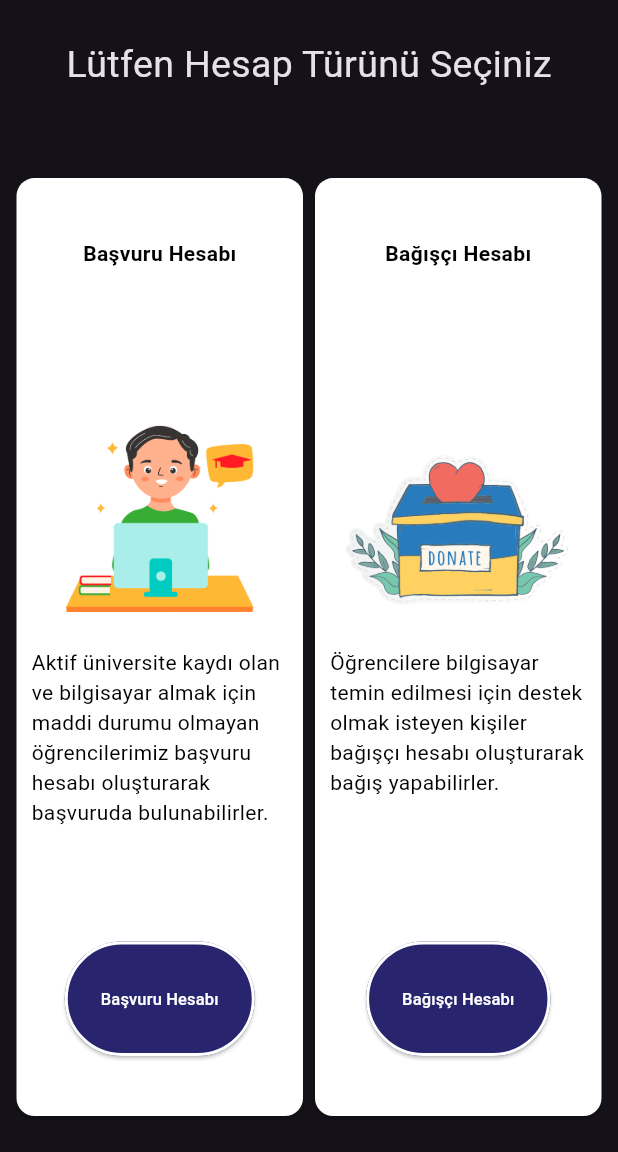
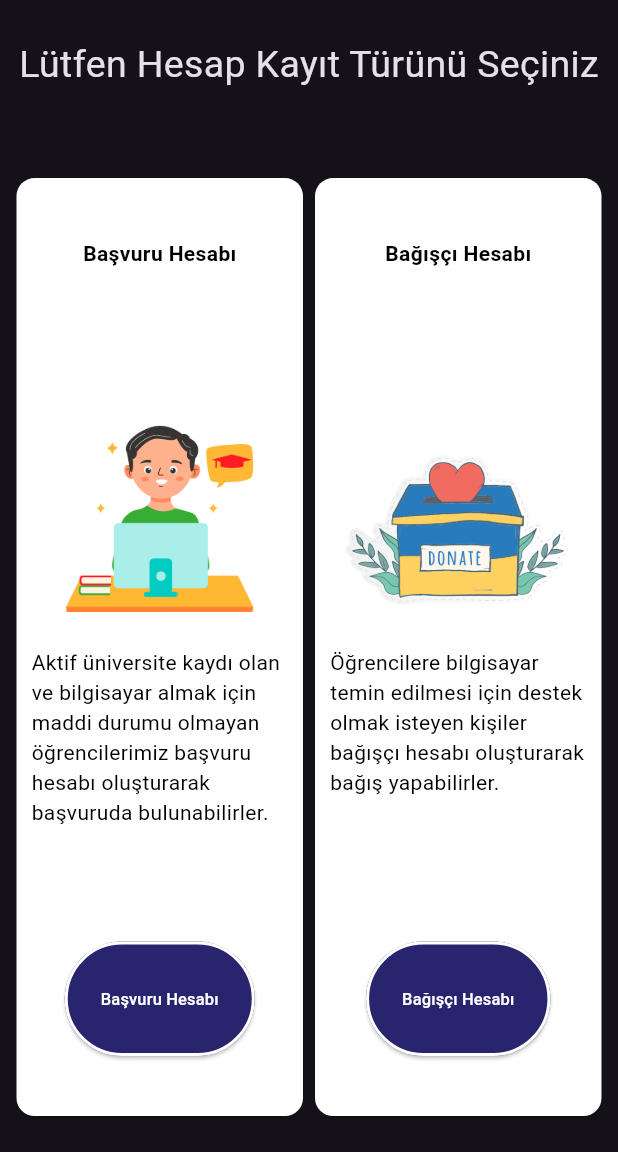
Before and after one commit to omerdgn/Tez, a Flutter app: the screen it shows after launch, after a tap on "Hesap Oluştur", on a phone screen of 412 x 824 dp, the part 84-1236 px from its top. Run offline on Flutter 3.47's test engine with Material 3 defaults, Android fonts, the phone set to English and light mode, and no system bars.

Commit message:
account_type_choosing bölündü + yeni viewlar
account_type_choosing_view.dart yerine account_type_choosing_new_account_view.dart ve account_type_choosing_login_view.dart dosyaları oluuşturuldu ve hesap kayıt/giriş işlemleri daha yönetilibelir oldu.

Ardından bu daha yönetilebilir yapı için  sign_up_applicant_view (şu anda boş)
sign_up_donater_view (şu anda boş)
login_applicant_view (şu anda boş)
login_donater_view (yapıldı)

dosyaları oluşturuldu.

```diff
--- a/BBP-Donation-App/bbp_project/lib/main.dart
+++ b/BBP-Donation-App/bbp_project/lib/main.dart
@@ -1,6 +1,5 @@
 import 'package:bbp_project/product/colors_utility.dart';
 import 'package:bbp_project/product/home_page_view.dart';
-import 'package:bbp_project/product/applicant_registration_form_view.dart';
 import 'package:bbp_project/product/language/languages.dart';
 import 'package:flutter/material.dart';
 import 'package:flutter/services.dart';
--- a/BBP-Donation-App/bbp_project/lib/product/about_us_view.dart
+++ b/BBP-Donation-App/bbp_project/lib/product/about_us_view.dart
@@ -2,6 +2,7 @@
 /// Biz Kimiz sayfasını ekrana çizdirmek
 /// ve projemiz hakkımızda bilgi vermek için oluşturuldu.
 
+import 'package:bbp_project/product/custom_app_bar.dart';
 import 'package:flutter/material.dart';
 
 class AboutUsView extends StatelessWidget {
@@ -9,6 +10,8 @@ class AboutUsView extends StatelessWidget {
 
   @override
   Widget build(BuildContext context) {
-    return Scaffold();
+    return const Scaffold(
+      appBar: CustomAppBar(),
+    );
   }
 }
--- a/BBP-Donation-App/bbp_project/lib/product/account_type_choosing_view.dart
+++ b/BBP-Donation-App/bbp_project/lib/product/account_type_choosing_login_view.dart
@@ -1,13 +1,18 @@
+///Bu class ana sayfadan giriş yap butonuna tıklandığında
+///Hesap giriş türünü seçtirebilmek ve ekrana çizdirebilmek için oluşturuldu
+
 import 'package:bbp_project/product/colors_utility.dart';
 import 'package:bbp_project/product/custom_app_bar.dart';
 import 'package:bbp_project/product/custom_elevated_button.dart';
 import 'package:bbp_project/product/image_items.dart';
 import 'package:bbp_project/product/language/languages.dart';
+import 'package:bbp_project/product/login_applicant_view.dart';
+import 'package:bbp_project/product/login_donater_view.dart';
 import 'package:bbp_project/product/png_images.dart';
 import 'package:flutter/material.dart';
 
-class AccountTypeChoosingView extends StatelessWidget {
-  const AccountTypeChoosingView({Key? key}) : super(key: key);
+class AccountTypeChoosingLoginView extends StatelessWidget {
+  const AccountTypeChoosingLoginView({Key? key}) : super(key: key);
 
   @override
   Widget build(BuildContext context) {
@@ -16,14 +21,14 @@ class AccountTypeChoosingView extends StatelessWidget {
       body: Center(
         child: Column(
           children: [
-            const Expanded(
+            Expanded(
               flex: 1,
               child: Padding(
-                padding: EdgeInsets.symmetric(vertical: 25.0),
+                padding: const EdgeInsets.symmetric(vertical: 25.0),
                 child: SizedBox(
                   child: Text(
-                    LanguageItems.accountTypeChoosingMainText,
-                    style: TextStyle(fontSize: 25),
+                    LanguageItems().accountTypeChoosingLoginChoosingMainText,
+                    style: const TextStyle(fontSize: 25),
                   ),
                 ),
               ),
@@ -41,13 +46,13 @@ class AccountTypeChoosingView extends StatelessWidget {
                         color: ColorUtility.textWhiteColorOfProject,
                         child: Column(
                           children: [
-                            const Expanded(
+                            Expanded(
                                 child: Padding(
-                              padding: EdgeInsets.only(top: 40.0),
+                              padding: const EdgeInsets.only(top: 40.0),
                               child: Text(
-                                LanguageItems
-                                    .accountTypeChoosingApplicantAccountText,
-                                style: TextStyle(
+                                LanguageItems()
+                                    .accountTypeChoosingLoginApplicantAccountText,
+                                style: const TextStyle(
                                     fontWeight: FontWeight.bold,
                                     color:
                                         ColorUtility.textBlackColorOfProject),
@@ -60,13 +65,14 @@ class AccountTypeChoosingView extends StatelessWidget {
                                   pngName: ImageItems().studentSticker,
                                   fitType: BoxFit.scaleDown),
                             )),
-                            const Expanded(
+                            Expanded(
                                 child: Padding(
-                              padding: EdgeInsets.symmetric(horizontal: 10.00),
+                              padding:
+                                  const EdgeInsets.symmetric(horizontal: 10.00),
                               child: Text(
-                                LanguageItems
-                                    .accountTypeChoosingApplicantAccountCaption,
-                                style: TextStyle(
+                                LanguageItems()
+                                    .accountTypeChoosingLoginApplicantAccountCaption,
+                                style: const TextStyle(
                                     color:
                                         ColorUtility.textBlackColorOfProject),
                               ),
@@ -76,7 +82,15 @@ class AccountTypeChoosingView extends StatelessWidget {
                                 padding: const EdgeInsets.only(
                                     top: 40.00, bottom: 40.0),
                                 child: CustomElevatedButton(
-                                    text: 'Başvuru Hesabı', onPressed: () {}),
+                                    text: 'Başvuru Hesabı',
+                                    onPressed: () {
+                                      Navigator.push(
+                                        context,
+                                        MaterialPageRoute(
+                                            builder: (context) =>
+                                                const LoginApplicantView()),
+                                      );
+                                    }),
                               ),
                             )
                           ],
@@ -89,13 +103,13 @@ class AccountTypeChoosingView extends StatelessWidget {
                         color: Colors.white,
                         child: Column(
                           children: [
-                            const Expanded(
+                            Expanded(
                                 child: Padding(
-                              padding: EdgeInsets.only(top: 40.0),
+                              padding: const EdgeInsets.only(top: 40.0),
                               child: Text(
-                                LanguageItems
-                                    .accountTypeChoosingDonatertAccountText,
-                                style: TextStyle(
+                                LanguageItems()
+                                    .accountTypeChoosingLoginDonatertAccountText,
+                                style: const TextStyle(
                                     fontWeight: FontWeight.bold,
                                     color:
                                         ColorUtility.textBlackColorOfProject),
@@ -105,13 +119,14 @@ class AccountTypeChoosingView extends StatelessWidget {
                                 child: PngImages(
                                     pngName: ImageItems().donateSticker,
                                     fitType: BoxFit.scaleDown)),
-                            const Expanded(
+                            Expanded(
                                 child: Padding(
-                              padding: EdgeInsets.symmetric(horizontal: 10.0),
+                              padding:
+                                  const EdgeInsets.symmetric(horizontal: 10.0),
                               child: Text(
-                                LanguageItems
-                                    .accountTypeChoosingDonaterAccountCaption,
-                                style: TextStyle(
+                                LanguageItems()
+                                    .accountTypeChoosingLogintDonaterAccountCaption,
+                                style: const TextStyle(
                                     color:
                                         ColorUtility.textBlackColorOfProject),
                               ),
@@ -121,7 +136,15 @@ class AccountTypeChoosingView extends StatelessWidget {
                                 padding: const EdgeInsets.only(
                                     top: 40.0, bottom: 40.0),
                                 child: CustomElevatedButton(
-                                    text: 'Bağışçı Hesabı', onPressed: () {}),
+                                    text: 'Bağışçı Hesabı',
+                                    onPressed: () {
+                                      Navigator.push(
+                                        context,
+                                        MaterialPageRoute(
+                                            builder: (context) =>
+                                                const LoginDonaterView()),
+                                      );
+                                    }),
                               ),
                             )
                           ],
--- /dev/null
+++ b/BBP-Donation-App/bbp_project/lib/product/account_type_choosing_new_account_view.dart
@@ -0,0 +1,164 @@
+///Bu class ana sayfadan hesap oluştur butonuna tıklandığında
+///Hesap kayıt türünü seçtirebilmek ve ekrana çizdirebilmek için oluşturuldu
+
+import 'package:bbp_project/product/colors_utility.dart';
+import 'package:bbp_project/product/custom_app_bar.dart';
+import 'package:bbp_project/product/custom_elevated_button.dart';
+import 'package:bbp_project/product/image_items.dart';
+import 'package:bbp_project/product/language/languages.dart';
+import 'package:bbp_project/product/png_images.dart';
+import 'package:bbp_project/product/sign_up_applicant_view.dart';
+import 'package:bbp_project/product/sign_up_donater_view.dart';
+import 'package:flutter/material.dart';
+
+class AccountTypeChoosingNewAccountView extends StatelessWidget {
+  const AccountTypeChoosingNewAccountView({Key? key}) : super(key: key);
+
+  @override
+  Widget build(BuildContext context) {
+    return Scaffold(
+      appBar: const CustomAppBar(),
+      body: Center(
+        child: Column(
+          children: [
+            Expanded(
+              flex: 1,
+              child: Padding(
+                padding: const EdgeInsets.symmetric(vertical: 25.0),
+                child: SizedBox(
+                  child: Text(
+                    LanguageItems()
+                        .accountTypeChoosingNewAccountChoosingMainText,
+                    style: const TextStyle(fontSize: 25),
+                  ),
+                ),
+              ),
+            ),
+            Expanded(
+              flex: 6,
+              child: Padding(
+                padding: const EdgeInsets.only(
+                    left: 7.0, right: 7.0, top: 5.0, bottom: 20.0),
+                child: Row(
+                  children: [
+                    Expanded(
+                      child: Center(
+                          child: Card(
+                        color: ColorUtility.textWhiteColorOfProject,
+                        child: Column(
+                          children: [
+                            Expanded(
+                                child: Padding(
+                              padding: const EdgeInsets.only(top: 40.0),
+                              child: Text(
+                                LanguageItems()
+                                    .accountTypeChoosingNewAccountApplicantAccountText,
+                                style: const TextStyle(
+                                    fontWeight: FontWeight.bold,
+                                    color:
+                                        ColorUtility.textBlackColorOfProject),
+                              ),
+                            )),
+                            Expanded(
+                                child: Padding(
+                              padding: const EdgeInsets.only(bottom: 15),
+                              child: PngImages(
+                                  pngName: ImageItems().studentSticker,
+                                  fitType: BoxFit.scaleDown),
+                            )),
+                            Expanded(
+                                child: Padding(
+                              padding:
+                                  const EdgeInsets.symmetric(horizontal: 10.00),
+                              child: Text(
+                                LanguageItems()
+                                    .accountTypeChoosingNewAccountApplicantAccountCaption,
+                                style: const TextStyle(
+                                    color:
+                                        ColorUtility.textBlackColorOfProject),
+                              ),
+                            )),
+                            Expanded(
+                              child: Padding(
+                                padding: const EdgeInsets.only(
+                                    top: 40.00, bottom: 40.0),
+                                child: CustomElevatedButton(
+                                    text: 'Başvuru Hesabı',
+                                    onPressed: () {
+                                      Navigator.push(
+                                        context,
+                                        MaterialPageRoute(
+                                            builder: (context) =>
+                                                const SignUpApplicantView()),
+                                      );
+                                    }),
+                              ),
+                            )
+                          ],
+                        ),
+                      )),
+                    ),
+                    Expanded(
+                      child: Center(
+                          child: Card(
+                        color: Colors.white,
+                        child: Column(
+                          children: [
+                            Expanded(
+                                child: Padding(
+                              padding: const EdgeInsets.only(top: 40.0),
+                              child: Text(
+                                LanguageItems()
+                                    .accountTypeChoosingNewAccountDonatertAccountText,
+                                style: const TextStyle(
+                                    fontWeight: FontWeight.bold,
+                                    color:
+                                        ColorUtility.textBlackColorOfProject),
+                              ),
+                            )),
+                            Expanded(
+                                child: PngImages(
+                                    pngName: ImageItems().donateSticker,
+                                    fitType: BoxFit.scaleDown)),
+                            Expanded(
+                                child: Padding(
+                              padding:
+                                  const EdgeInsets.symmetric(horizontal: 10.0),
+                              child: Text(
+                                LanguageItems()
+                                    .accountTypeChoosingNewAccountDonaterAccountCaption,
+                                style: const TextStyle(
+                                    color:
+                                        ColorUtility.textBlackColorOfProject),
+                              ),
+                            )),
+                            Expanded(
+                              child: Padding(
+                                padding: const EdgeInsets.only(
+                                    top: 40.0, bottom: 40.0),
+                                child: CustomElevatedButton(
+                                    text: 'Bağışçı Hesabı',
+                                    onPressed: () {
+                                      Navigator.push(
+                                        context,
+                                        MaterialPageRoute(
+                                            builder: (context) =>
+                                                const SignUpDonaterView()),
+                                      );
+                                    }),
+                              ),
+                            )
+                          ],
+                        ),
+                      )),
+                    ),
+                  ],
+                ),
+              ),
+            ),
+          ],
+        ),
+      ),
+    );
+  }
+}
--- a/BBP-Donation-App/bbp_project/lib/product/contact_us_view.dart
+++ b/BBP-Donation-App/bbp_project/lib/product/contact_us_view.dart
@@ -2,6 +2,7 @@
 /// İletişim sayfasını ekrana çizdirmek
 /// ve iletişim bilgilerimizi kullancıya sunmak için oluşturuldu.
 
+import 'package:bbp_project/product/custom_app_bar.dart';
 import 'package:flutter/material.dart';
 
 class ContactUsView extends StatelessWidget {
@@ -9,6 +10,8 @@ class ContactUsView extends StatelessWidget {
 
   @override
   Widget build(BuildContext context) {
-    return Scaffold();
+    return const Scaffold(
+      appBar: CustomAppBar(),
+    );
   }
 }
--- a/BBP-Donation-App/bbp_project/lib/product/home_page_view.dart
+++ b/BBP-Donation-App/bbp_project/lib/product/home_page_view.dart
@@ -5,13 +5,13 @@
 //arrow ikonlarının onPressed yapıları işe yarar hale getirilecek
 
 import 'package:bbp_project/product/about_us_view.dart';
-import 'package:bbp_project/product/account_type_choosing_view.dart';
+import 'package:bbp_project/product/account_type_choosing_login_view.dart';
+import 'package:bbp_project/product/account_type_choosing_new_account_view.dart';
 import 'package:bbp_project/product/colors_utility.dart';
 import 'package:bbp_project/product/contact_us_view.dart';
 import 'package:bbp_project/product/duration_utility.dart';
 import 'package:bbp_project/product/image_items.dart';
 import 'package:bbp_project/product/language/languages.dart';
-import 'package:bbp_project/product/login_view_applicant.dart';
 import 'package:flutter/material.dart';
 import 'custom_elevated_button.dart';
 import 'custom_app_bar.dart';
@@ -53,7 +53,7 @@ class HomePageViewState extends State<HomePageView> {
                         context,
                         MaterialPageRoute(
                             builder: (context) =>
-                                const AccountTypeChoosingView()),
+                                const AccountTypeChoosingNewAccountView()),
                       );
                     },
                   ),
@@ -65,7 +65,7 @@ class HomePageViewState extends State<HomePageView> {
                         context,
                         MaterialPageRoute(
                             builder: (context) =>
-                                const AccountTypeChoosingView()),
+                                const AccountTypeChoosingLoginView()),
                       );
                     },
                   ),
--- a/BBP-Donation-App/bbp_project/lib/product/language/languages.dart
+++ b/BBP-Donation-App/bbp_project/lib/product/language/languages.dart
@@ -39,12 +39,31 @@ class LanguageItems {
   static const applicantRegistrationFormViewCheckBoxText = 'Aktif OBS Kaydı';
   static const applicantRegistrationFormViewGonderElevatedButtonText = 'Gönder';
 
-  //acoount_type_choosing_view.dart
-  static const accountTypeChoosingMainText = 'Lütfen Hesap Türünü Seçiniz';
-  static const accountTypeChoosingApplicantAccountText = 'Başvuru Hesabı';
-  static const accountTypeChoosingDonatertAccountText = 'Bağışçı Hesabı';
-  static const accountTypeChoosingApplicantAccountCaption =
+  //acoount_type_choosing_new_account_view.dart
+  final String accountTypeChoosingNewAccountChoosingMainText =
+      'Lütfen Hesap Kayıt Türünü Seçiniz';
+  final String accountTypeChoosingNewAccountApplicantAccountText =
+      'Başvuru Hesabı';
+  final String accountTypeChoosingNewAccountDonatertAccountText =
+      'Bağışçı Hesabı';
+  final String accountTypeChoosingNewAccountApplicantAccountCaption =
       "Aktif üniversite kaydı olan ve bilgisayar almak için maddi durumu olmayan öğrencilerimiz başvuru hesabı oluşturarak başvuruda bulunabilirler.";
-  static const accountTypeChoosingDonaterAccountCaption =
+  final String accountTypeChoosingNewAccountDonaterAccountCaption =
       "Öğrencilere bilgisayar temin edilmesi için destek olmak isteyen kişiler bağışçı hesabı oluşturarak bağış yapabilirler.";
+
+  //acoount_type_choosing_login_view.dart
+  final String accountTypeChoosingLoginChoosingMainText =
+      'Lütfen Hesap Giriş Türünü Seçiniz';
+  final String accountTypeChoosingLoginApplicantAccountText = 'Başvuru Hesabı';
+  final String accountTypeChoosingLoginDonatertAccountText = 'Bağışçı Hesabı';
+  final String accountTypeChoosingLoginApplicantAccountCaption =
+      "Aktif üniversite kaydı olan ve bilgisayar almak için maddi durumu olmayan öğrencilerimiz başvuru hesabı oluşturarak başvuruda bulunabilirler.";
+  final String accountTypeChoosingLogintDonaterAccountCaption =
+      "Öğrencilere bilgisayar temin edilmesi için destek olmak isteyen kişiler bağışçı hesabı oluşturarak bağış yapabilirler.";
+
+  //login_view_donater.dart
+  final String loginDonaterViewMainText = "Bağışçı Hesabına Giriş Yap";
+  final String textFieldLabelTextForMail = "E-Posta";
+  final String textFieldLabelTextForPassword = "Şifre";
+  final String textForForgottenPasswordButton = "Şifremi Unuttum";
 }
```
Also changed, not shown: BBP-Donation-App/bbp_project/lib/product/login_applicant_view.dart (added, +21 -0 lines), BBP-Donation-App/bbp_project/lib/product/login_donater_view.dart (added, +121 -0 lines), BBP-Donation-App/bbp_project/lib/product/login_view_applicant.dart (deleted, +0 -18 lines), BBP-Donation-App/bbp_project/lib/product/sign_up_applicant_view.dart (added, +21 -0 lines), BBP-Donation-App/bbp_project/lib/product/sign_up_donater_view.dart (added, +21 -0 lines).
